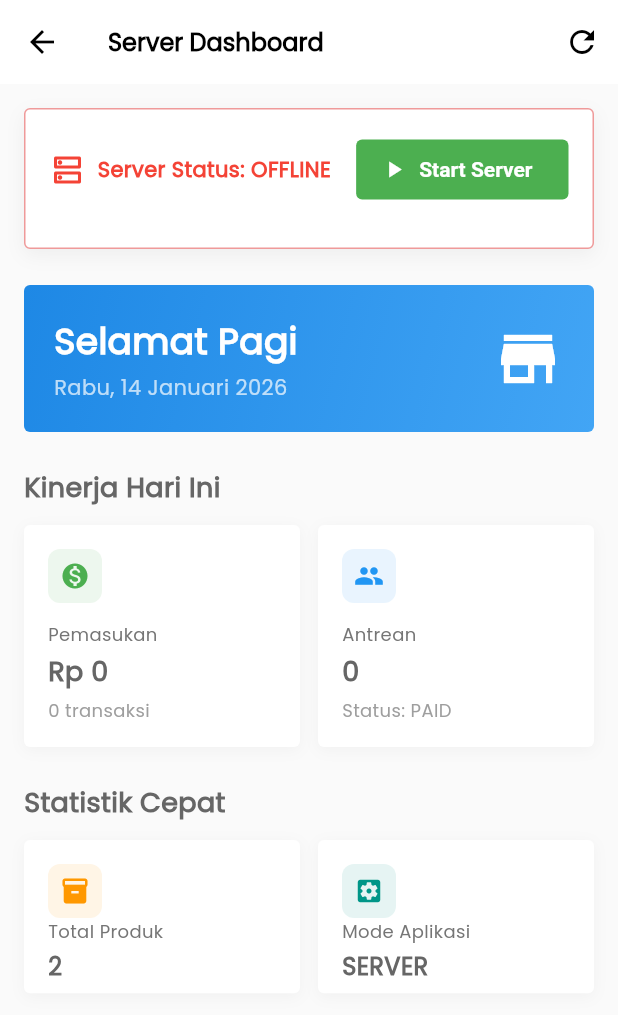
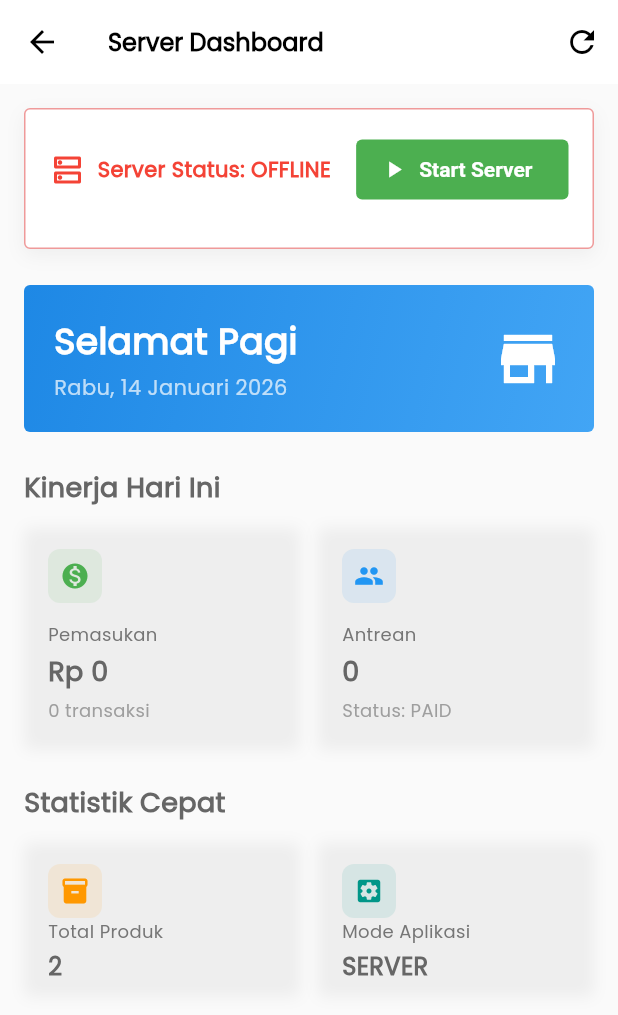
Before and after one commit to Andndre/kasir_luminara_photobooth, a Flutter app: the HomePage screen opened directly, on a phone screen of 412 x 824 dp. Shown: the top 1015 px of the screen. Run offline on Flutter 3.47's test engine with Material 3 defaults, Android fonts, the phone set to English and light mode, and no system bars; our stand-ins replace bloc, equatable, flutter_bloc, package_info_plus, qr_flutter, shared_preferences and 2 more; missing offline and left inert: alfred, esc_pos_utils, mobile_scanner, network_info_plus, print_bluetooth_thermal, shorebird_code_push; accounts and stored records are empty.

Commit message:
UI/UX: Fixed cards in Dark Mode and replaced thick dividers in Settings with subtle spacing

```diff
--- a/lib/core/preferences/theme/dark_theme.dart
+++ b/lib/core/preferences/theme/dark_theme.dart
@@ -77,6 +77,11 @@ class DarkTheme {
         unselectedLabelTextStyle: TextStyle(color: textDisabledColor),
         indicatorColor: primaryColor,
       ),
+      dividerTheme: DividerThemeData(
+        color: borderColor,
+        thickness: 1,
+        space: 1,
+      ),
     );
   }
 }
--- a/lib/core/preferences/theme/light_theme.dart
+++ b/lib/core/preferences/theme/light_theme.dart
@@ -146,7 +146,11 @@ class LightTheme {
   }
 
   DividerThemeData get dividerTheme {
-    return const DividerThemeData(color: AppColors.white);
+    return DividerThemeData(
+      color: Colors.grey.withValues(alpha: 0.2),
+      thickness: 1,
+      space: 1,
+    );
   }
 
   ThemeData get theme {
--- a/lib/features/home/pages/home/page.dart
+++ b/lib/features/home/pages/home/page.dart
@@ -246,14 +246,15 @@ class _HomePageState extends State<HomePage> {
     String? subtitle,
     bool isLarge = false,
   }) {
+    final theme = Theme.of(context);
     return Container(
       padding: EdgeInsets.all(isLarge ? 20 : 16),
       decoration: BoxDecoration(
-        color: Colors.white,
+        color: theme.cardTheme.color,
         borderRadius: BorderRadius.circular(Dimens.radius),
         boxShadow: [
           BoxShadow(
-            color: Colors.grey.withValues(alpha: 0.1),
+            color: Colors.black.withValues(alpha: 0.05),
             blurRadius: 8,
             offset: const Offset(0, 2),
           ),
@@ -312,17 +313,18 @@ class _HomePageState extends State<HomePage> {
     Color color, {
     VoidCallback? onTap,
   }) {
+    final theme = Theme.of(context);
     return InkWell(
       onTap: onTap,
       borderRadius: BorderRadius.circular(Dimens.radius),
       child: Container(
         padding: const EdgeInsets.all(16),
         decoration: BoxDecoration(
-          color: Colors.white,
+          color: theme.cardTheme.color,
           borderRadius: BorderRadius.circular(Dimens.radius),
           boxShadow: [
             BoxShadow(
-              color: Colors.grey.withValues(alpha: 0.1),
+              color: Colors.black.withValues(alpha: 0.05),
               blurRadius: 8,
               offset: const Offset(0, 2),
             ),
--- a/lib/features/settings/pages/index/page.dart
+++ b/lib/features/settings/pages/index/page.dart
@@ -358,7 +358,7 @@ class _SettingPageState extends State<SettingPage> {
       body: ListView(
         children: [
           const _ProfileSection(),
-          const Divider(thickness: Dimens.dp8),
+          const SizedBox(height: Dimens.dp8),
           Column(
             crossAxisAlignment: CrossAxisAlignment.start,
             children: [
@@ -380,7 +380,7 @@ class _SettingPageState extends State<SettingPage> {
               ),
             ],
           ),
-          const Divider(thickness: Dimens.dp8),
+          const SizedBox(height: Dimens.dp8),
           Column(
             crossAxisAlignment: CrossAxisAlignment.start,
             children: [
@@ -410,7 +410,7 @@ class _SettingPageState extends State<SettingPage> {
               ),
             ],
           ),
-          const Divider(thickness: Dimens.dp8),
+          const SizedBox(height: Dimens.dp8),
           Column(
             crossAxisAlignment: CrossAxisAlignment.start,
             children: [
```
